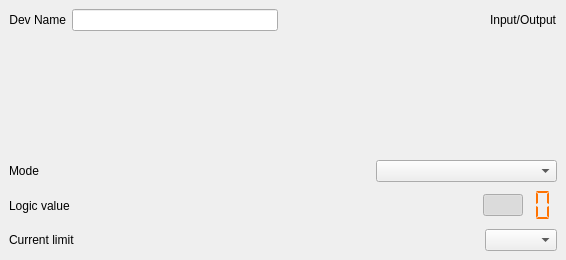
Before: the Qt Designer form plugins/swiot/ui/diodigitalchannel.ui in analogdevicesinc/scopy, drawn with Qt 5.
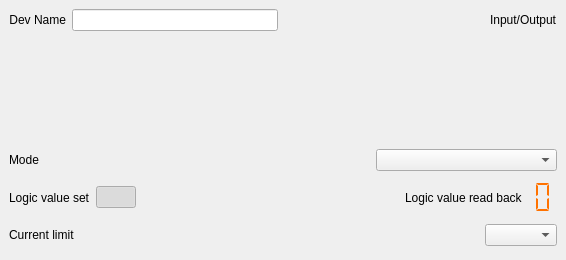
After: the same form once the commit is applied. Custom widgets are drawn as their Qt base class.

Commit message: swiot: fixed bug with diodigitalchannel plot height not matching across widgets

The edit to the form file:
```diff
--- a/plugins/swiot/ui/diodigitalchannel.ui
+++ b/plugins/swiot/ui/diodigitalchannel.ui
@@ -49,22 +49,7 @@
      <property name="styleSheet">
       <string notr="true"/>
      </property>
-     <layout class="QVBoxLayout" name="verticalLayout" stretch="1,10,2,2,0">
-      <property name="spacing">
-       <number>6</number>
-      </property>
-      <property name="leftMargin">
-       <number>9</number>
-      </property>
-      <property name="topMargin">
-       <number>9</number>
-      </property>
-      <property name="rightMargin">
-       <number>9</number>
-      </property>
-      <property name="bottomMargin">
-       <number>9</number>
-      </property>
+     <layout class="QVBoxLayout" name="verticalLayout_3" stretch="1,6,3">
       <item>
        <layout class="QHBoxLayout" name="horizontalLayout">
         <item>
@@ -119,6 +104,30 @@
        </widget>
       </item>
       <item>
+       <widget class="QWidget" name="bottomContainer" native="true">
+        <property name="minimumSize">
+         <size>
+          <width>105</width>
+          <height>105</height>
+         </size>
+        </property>
+        <layout class="QVBoxLayout" name="verticalLayout">
+         <property name="spacing">
+          <number>6</number>
+         </property>
+         <property name="leftMargin">
+          <number>0</number>
+         </property>
+         <property name="topMargin">
+          <number>0</number>
+         </property>
+         <property name="rightMargin">
+          <number>0</number>
+         </property>
+         <property name="bottomMargin">
+          <number>0</number>
+         </property>
+         <item>
        <layout class="QHBoxLayout" name="modeLayout" stretch="1,5,3">
         <item>
          <widget class="QLabel" name="modeLabel">
@@ -153,27 +162,14 @@
        </layout>
       </item>
       <item>
-       <layout class="QHBoxLayout" name="horizontalLayout_5" stretch="1,25,2,1">
+          <layout class="QHBoxLayout" name="horizontalLayout_5" stretch="1,1,25,0,1">
         <item>
          <widget class="QLabel" name="valueLabel">
           <property name="text">
-           <string>Logic value</string>
+              <string>Logic value set</string>
           </property>
          </widget>
         </item>
-        <item>
-         <spacer name="horizontalSpacer_2">
-          <property name="orientation">
-           <enum>Qt::Horizontal</enum>
-          </property>
-          <property name="sizeHint" stdset="0">
-           <size>
-            <width>40</width>
-            <height>20</height>
-           </size>
-          </property>
-         </spacer>
-        </item>
         <item>
          <widget class="scopy::CustomSwitch" name="customSwitch">
           <property name="sizePolicy">
@@ -190,6 +186,26 @@
           </property>
          </widget>
         </item>
+           <item>
+            <spacer name="horizontalSpacer_2">
+             <property name="orientation">
+              <enum>Qt::Horizontal</enum>
+             </property>
+             <property name="sizeHint" stdset="0">
+              <size>
+               <width>40</width>
+               <height>20</height>
+              </size>
+             </property>
+            </spacer>
+           </item>
+           <item>
+            <widget class="QLabel" name="logicValueReadBack">
+             <property name="text">
+              <string>Logic value read back</string>
+             </property>
+            </widget>
+           </item>
         <item>
          <widget class="scopy::LcdNumber" name="lcdNumber">
           <property name="sizePolicy">
@@ -262,6 +278,9 @@
          </widget>
         </item>
        </layout>
+         </item>
+        </layout>
+       </widget>
       </item>
      </layout>
     </widget>
```
Lines whose indentation alone changed are shown as unchanged.
